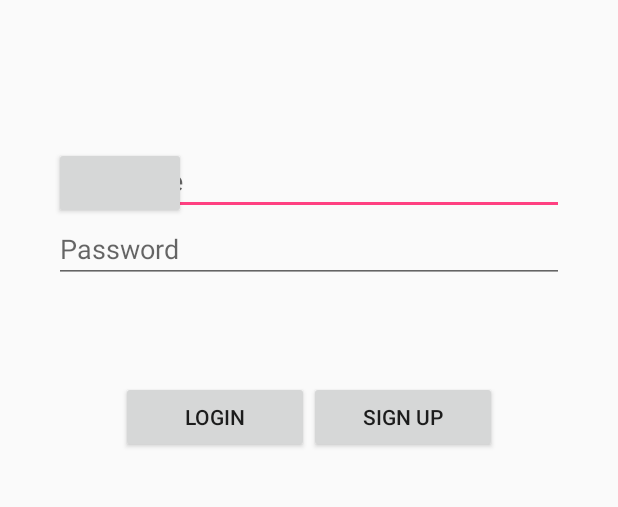
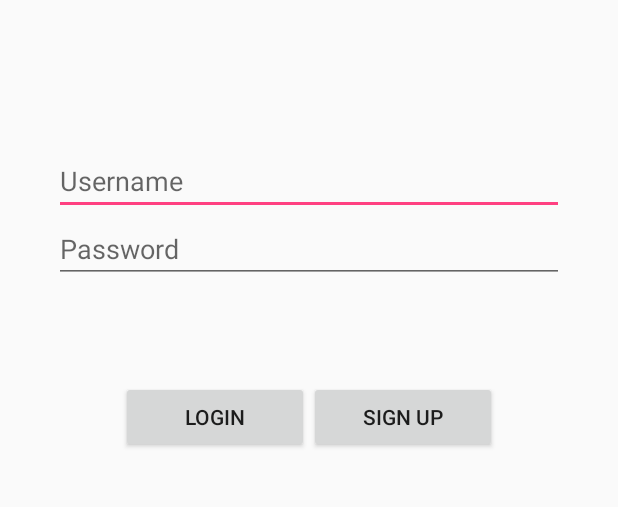
Before and after one commit to CODE-DAEMONS/Shopwaala, an Android app: the screen it shows after launch (MainActivity), on a phone screen of 412 x 824 dp, the part 218-725 px from its top. Run offline under Robolectric (Android 15) with nearby library versions, the phone set to English and light mode, and no system bars; our stand-ins replace Firebase (no records; nobody signed in at launch, a user with empty details on screens opened directly).

Commit message:
howle teja

```diff
--- a/app/src/main/res/layout/login.xml
+++ b/app/src/main/res/layout/login.xml
@@ -75,10 +75,6 @@
             android:id="@+id/password"
             android:layout_below="@+id/username"/>
 
-        <Button
-            android:layout_width="wrap_content"
-            android:layout_height="wrap_content"
-            android:id="@+id/althu"/>
 
     </RelativeLayout>
 
--- a/app/src/main/res/layout/show.xml
+++ b/app/src/main/res/layout/show.xml
@@ -4,7 +4,5 @@
     android:layout_height="match_parent">
 
 
-    <Button
-        android:layout_width="match_parent"
-        android:layout_height="match_parent" />
+
 </LinearLayout>
```
